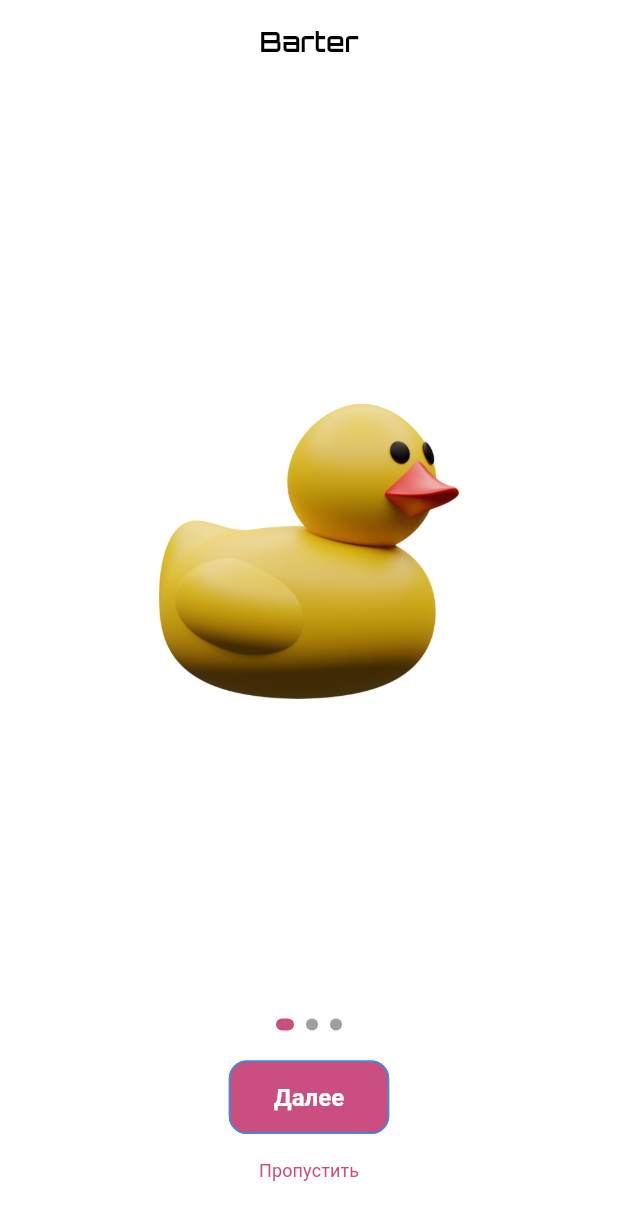
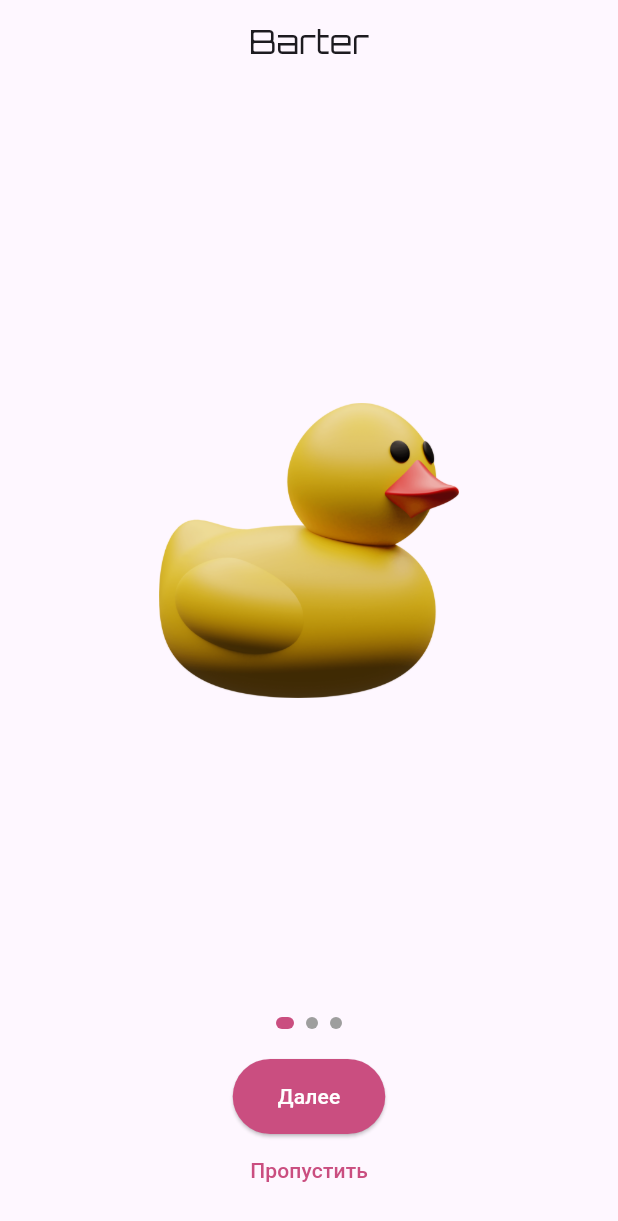
Before and after one commit to Ibr4gim/Barter, a Flutter app: the screen it shows after launch, on a phone screen of 412 x 824 dp. Shown: the top 1221 px of the screen. Run offline on Flutter 3.47's test engine with Material 3 defaults, Android fonts, the phone set to English and light mode, and no system bars; our stand-ins replace bloc, pin_code_fields, shared_preferences; Roboto replaces fonts that are missing (Poppins).

Commit message:
changed structure

```diff
--- a/lib/app.dart
+++ b/lib/app.dart
@@ -1,12 +1,12 @@
+import 'package:Barter/presentation/screens/auth/forgot_password_screen.dart';
+import 'package:Barter/presentation/screens/auth/login_screen.dart';
+import 'package:Barter/presentation/screens/auth/new_password.dart';
+import 'package:Barter/presentation/screens/auth/new_password_code.dart';
+import 'package:Barter/presentation/screens/auth/sign_up_code.dart';
+import 'package:Barter/presentation/screens/auth/sign_up_screen.dart';
+import 'package:Barter/presentation/screens/onboarding_screen.dart';
+import 'package:Barter/presentation/styles/theme/theme.dart';
 import 'package:flutter/material.dart';
-import 'package:my_project/presentation/screens/auth/forgot_password_screen.dart';
-import 'package:my_project/presentation/screens/auth/login_screen.dart';
-import 'package:my_project/presentation/screens/auth/new_password.dart';
-import 'package:my_project/presentation/screens/auth/new_password_code.dart';
-import 'package:my_project/presentation/screens/auth/sign_up_code.dart';
-import 'package:my_project/presentation/screens/auth/sign_up_screen.dart';
-import 'package:my_project/presentation/screens/onboarding_screen.dart';
-import 'package:my_project/presentation/styles/theme/theme.dart';
 import 'presentation/screens/home_screen.dart';
 
 class BarterApp extends StatelessWidget {
@@ -29,7 +29,6 @@ class BarterApp extends StatelessWidget {
       },
       home: OnboardingSlide(),
       themeMode: ThemeMode.system,
-      theme: TAppTheme.lightTheme,
       darkTheme: TAppTheme.darkTheme,
     );
   }
--- a/lib/application/blocs/auth_bloc.dart
+++ b/lib/application/blocs/auth_bloc.dart
@@ -1,6 +1,6 @@
+import 'package:Barter/application/blocs/auth_event.dart';
+import 'package:Barter/application/blocs/auth_state.dart';
 import 'package:bloc/bloc.dart';
-import 'package:my_project/application/blocs/auth_event.dart';
-import 'package:my_project/application/blocs/auth_state.dart';
 
 class SignUpBloc extends Bloc<SignUpEvent, SignUpState> {
   SignUpBloc() : super(const SignUpState()) {
--- a/lib/presentation/screens/auth/auth_screen.dart
+++ b/lib/presentation/screens/auth/auth_screen.dart
@@ -1,5 +1,5 @@
+import 'package:Barter/presentation/widgets/custom_button.dart';
 import 'package:flutter/material.dart';
-import 'package:my_project/presentation/widgets/custom_button.dart';
 
 class AuthScreen extends StatelessWidget {
   const AuthScreen({super.key});
--- a/lib/presentation/screens/auth/forgot_password_screen.dart
+++ b/lib/presentation/screens/auth/forgot_password_screen.dart
@@ -1,5 +1,5 @@
+import 'package:Barter/presentation/widgets/custom_button.dart';
 import 'package:flutter/material.dart';
-import 'package:my_project/presentation/widgets/custom_button.dart';
 
 class ForgotPassword extends StatefulWidget {
   const ForgotPassword({super.key});
--- a/lib/presentation/screens/auth/login_screen.dart
+++ b/lib/presentation/screens/auth/login_screen.dart
@@ -1,5 +1,5 @@
 import 'package:flutter/material.dart';
-import 'package:my_project/presentation/widgets/custom_button.dart';
+import 'package:Barter/presentation/widgets/custom_button.dart';
 
 class Login extends StatefulWidget {
   const Login({super.key});
--- a/lib/presentation/screens/auth/new_password.dart
+++ b/lib/presentation/screens/auth/new_password.dart
@@ -1,5 +1,5 @@
 import 'package:flutter/material.dart';
-import 'package:my_project/presentation/widgets/custom_button.dart';
+import 'package:Barter/presentation/widgets/custom_button.dart';
 
 class NewPassword extends StatefulWidget {
   const NewPassword({super.key});
--- a/lib/presentation/screens/auth/new_password_code.dart
+++ b/lib/presentation/screens/auth/new_password_code.dart
@@ -1,5 +1,5 @@
 import 'package:flutter/material.dart';
-import 'package:my_project/presentation/widgets/custom_button.dart';
+import 'package:Barter/presentation/widgets/custom_button.dart';
 import 'package:pin_code_fields/pin_code_fields.dart';
 
 class NewPasswordCode extends StatefulWidget {
--- a/lib/presentation/screens/auth/sign_up_code.dart
+++ b/lib/presentation/screens/auth/sign_up_code.dart
@@ -1,5 +1,5 @@
 import 'package:flutter/material.dart';
-import 'package:my_project/presentation/widgets/custom_button.dart';
+import 'package:Barter/presentation/widgets/custom_button.dart';
 import 'package:pin_code_fields/pin_code_fields.dart';
 
 class SignUpCode extends StatefulWidget {
--- a/lib/presentation/screens/auth/sign_up_screen.dart
+++ b/lib/presentation/screens/auth/sign_up_screen.dart
@@ -1,5 +1,5 @@
 import 'package:flutter/material.dart';
-import 'package:my_project/presentation/widgets/custom_button.dart';
+import 'package:Barter/presentation/widgets/custom_button.dart';
 
 class SignUp extends StatefulWidget {
   const SignUp({super.key});
--- a/lib/presentation/screens/onboarding_screen.dart
+++ b/lib/presentation/screens/onboarding_screen.dart
@@ -1,5 +1,5 @@
+import 'package:Barter/presentation/screens/auth/auth_screen.dart';
 import 'package:flutter/material.dart';
-import 'package:my_project/presentation/screens/auth/auth_screen.dart';
 import 'package:shared_preferences/shared_preferences.dart';
 
 class OnboardingSlide extends StatefulWidget {
--- a/lib/presentation/screens/tabs/cart_tab_screen.dart
+++ b/lib/presentation/screens/tabs/cart_tab_screen.dart
@@ -1,5 +1,5 @@
 import 'package:flutter/material.dart';
-import 'package:my_project/presentation/widgets/custom_card.dart';
+import 'package:Barter/presentation/widgets/custom_card.dart';
 
 class CartTabScreen extends StatelessWidget {
   const CartTabScreen({super.key});
--- a/lib/presentation/screens/tabs/home_tab_screen.dart
+++ b/lib/presentation/screens/tabs/home_tab_screen.dart
@@ -1,5 +1,5 @@
 import 'package:flutter/material.dart';
-import 'package:my_project/presentation/widgets/custom_card.dart';
+import 'package:Barter/presentation/widgets/custom_card.dart';
 
 class HomeTabScreen extends StatefulWidget {
   const HomeTabScreen({super.key});
--- a/lib/presentation/screens/tabs/my_treads_screen.dart
+++ b/lib/presentation/screens/tabs/my_treads_screen.dart
@@ -1,5 +1,5 @@
 import 'package:flutter/material.dart';
-import 'package:my_project/presentation/widgets/custom_card.dart';
+import 'package:Barter/presentation/widgets/custom_card.dart';
 
 class MyTradesScreen extends StatelessWidget {
   const MyTradesScreen({super.key});
--- a/lib/presentation/screens/tabs/profile_tab_screen.dart
+++ b/lib/presentation/screens/tabs/profile_tab_screen.dart
@@ -1,7 +1,7 @@
 import 'package:flutter/material.dart';
-import 'package:my_project/presentation/screens/tabs/edit_profile_screen.dart';
-import 'package:my_project/presentation/screens/tabs/enter_address_screen.dart';
-import 'package:my_project/presentation/widgets/custom_button.dart';
+import 'package:Barter/presentation/screens/tabs/edit_profile_screen.dart';
+import 'package:Barter/presentation/screens/tabs/enter_address_screen.dart';
+import 'package:Barter/presentation/widgets/custom_button.dart';
 
 class ProfileTabScreen extends StatelessWidget {
   const ProfileTabScreen({super.key});
--- a/pubspec.yaml
+++ b/pubspec.yaml
@@ -1,4 +1,4 @@
-name: my_project
+name: Barter
 description: "A new Flutter project."
 # The following line prevents the package from being accidentally published to
 # pub.dev using `flutter pub publish`. This is preferred for private packages.
```
Also changed, not shown: lib/presentation/screens/home_screen.dart (+5 -5 lines), lib/presentation/styles/theme/theme.dart (+8 -8 lines), 1 other file.
